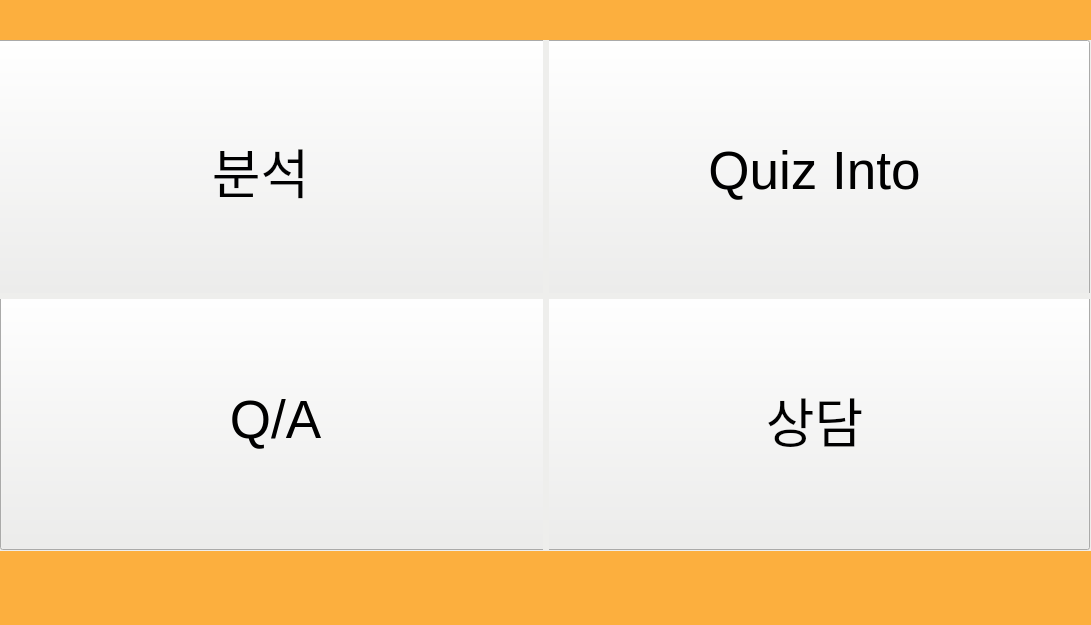
The window that professor.ui (YangwonChoi/eduwill) describes before a commit, drawn with Qt 5.
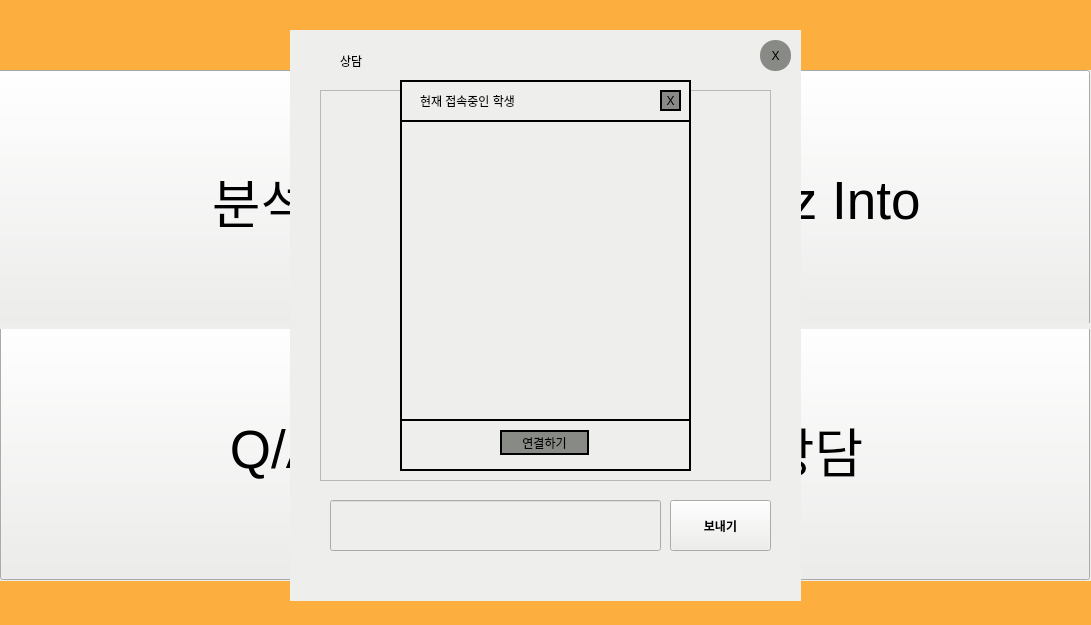
The same window after the commit.

Diff of the .ui file:
```diff
--- a/professor.ui
+++ b/professor.ui
@@ -498,7 +498,7 @@
     <property name="geometry">
      <rect>
       <x>0</x>
-      <y>40</y>
+      <y>70</y>
       <width>1091</width>
       <height>511</height>
      </rect>
@@ -589,7 +589,7 @@
       </item>
       <item row="2" column="2">
        <widget class="QWidget" name="widget_6" native="true">
-        <widget class="QPushButton" name="pushButton_4">
+        <widget class="QPushButton" name="chat_btn">
          <property name="geometry">
           <rect>
            <x>-10</x>
@@ -634,6 +634,397 @@
      </layout>
     </widget>
    </widget>
+   <widget class="QWidget" name="chat_widget" native="true">
+    <property name="geometry">
+     <rect>
+      <x>290</x>
+      <y>30</y>
+      <width>511</width>
+      <height>571</height>
+     </rect>
+    </property>
+    <property name="styleSheet">
+     <string notr="true">background-color: rgb(238, 238, 236);</string>
+    </property>
+    <widget class="QTextBrowser" name="textBrowser">
+     <property name="geometry">
+      <rect>
+       <x>30</x>
+       <y>60</y>
+       <width>451</width>
+       <height>391</height>
+      </rect>
+     </property>
+    </widget>
+    <widget class="QPushButton" name="send_btn">
+     <property name="geometry">
+      <rect>
+       <x>380</x>
+       <y>470</y>
+       <width>101</width>
+       <height>51</height>
+      </rect>
+     </property>
+     <property name="font">
+      <font>
+       <family>Sans</family>
+       <weight>75</weight>
+       <italic>false</italic>
+       <bold>true</bold>
+      </font>
+     </property>
+     <property name="text">
+      <string>보내기</string>
+     </property>
+    </widget>
+    <widget class="QLabel" name="label_9">
+     <property name="geometry">
+      <rect>
+       <x>50</x>
+       <y>10</y>
+       <width>151</width>
+       <height>41</height>
+      </rect>
+     </property>
+     <property name="text">
+      <string>상담</string>
+     </property>
+    </widget>
+    <widget class="QLineEdit" name="text_input">
+     <property name="geometry">
+      <rect>
+       <x>40</x>
+       <y>470</y>
+       <width>331</width>
+       <height>51</height>
+      </rect>
+     </property>
+     <property name="text">
+      <string/>
+     </property>
+    </widget>
+    <widget class="QPushButton" name="login_btn_2">
+     <property name="geometry">
+      <rect>
+       <x>470</x>
+       <y>10</y>
+       <width>31</width>
+       <height>31</height>
+      </rect>
+     </property>
+     <property name="palette">
+      <palette>
+       <active>
+        <colorrole role="Button">
+         <brush brushstyle="SolidPattern">
+          <color alpha="255">
+           <red>136</red>
+           <green>138</green>
+           <blue>133</blue>
+          </color>
+         </brush>
+        </colorrole>
+        <colorrole role="Base">
+         <brush brushstyle="SolidPattern">
+          <color alpha="255">
+           <red>136</red>
+           <green>138</green>
+           <blue>133</blue>
+          </color>
+         </brush>
+        </colorrole>
+        <colorrole role="Window">
+         <brush brushstyle="SolidPattern">
+          <color alpha="255">
+           <red>136</red>
+           <green>138</green>
+           <blue>133</blue>
+          </color>
+         </brush>
+        </colorrole>
+       </active>
+       <inactive>
+        <colorrole role="Button">
+         <brush brushstyle="SolidPattern">
+          <color alpha="255">
+           <red>136</red>
+           <green>138</green>
+           <blue>133</blue>
+          </color>
+         </brush>
+        </colorrole>
+        <colorrole role="Base">
+         <brush brushstyle="SolidPattern">
+          <color alpha="255">
+           <red>136</red>
+           <green>138</green>
+           <blue>133</blue>
+          </color>
+         </brush>
+        </colorrole>
+        <colorrole role="Window">
+         <brush brushstyle="SolidPattern">
+          <color alpha="255">
+           <red>136</red>
+           <green>138</green>
+           <blue>133</blue>
+          </color>
+         </brush>
+        </colorrole>
+       </inactive>
+       <disabled>
+        <colorrole role="Button">
+         <brush brushstyle="SolidPattern">
+          <color alpha="255">
+           <red>136</red>
+           <green>138</green>
+           <blue>133</blue>
+          </color>
+         </brush>
+        </colorrole>
+        <colorrole role="Base">
+         <brush brushstyle="SolidPattern">
+          <color alpha="255">
+           <red>136</red>
+           <green>138</green>
+           <blue>133</blue>
+          </color>
+         </brush>
+        </colorrole>
+        <colorrole role="Window">
+         <brush brushstyle="SolidPattern">
+          <color alpha="255">
+           <red>136</red>
+           <green>138</green>
+           <blue>133</blue>
+          </color>
+         </brush>
+        </colorrole>
+       </disabled>
+      </palette>
+     </property>
+     <property name="styleSheet">
+      <string notr="true">QPushButton{
+background-color: rgb(136, 138, 133);
+border-style: solid;
+border-radius: 15px
+}
+QPushButton:hover{
+background-color: rgb(180, 255, 255);
+border-style: solid;
+border-radius: 15px}
+
+QPushButton:pressed{
+background-color: rgb(100, 255, 255);
+border-style: solid;
+border-radius: 15px}
+</string>
+     </property>
+     <property name="text">
+      <string>X</string>
+     </property>
+    </widget>
+   </widget>
+   <widget class="QWidget" name="widget_2" native="true">
+    <property name="geometry">
+     <rect>
+      <x>400</x>
+      <y>80</y>
+      <width>291</width>
+      <height>391</height>
+     </rect>
+    </property>
+    <property name="styleSheet">
+     <string notr="true">background-color: rgb(238, 238, 236);
+border-style: solid;
+border-width: 2px;
+border-color: balck;</string>
+    </property>
+    <widget class="QLabel" name="label_10">
+     <property name="geometry">
+      <rect>
+       <x>20</x>
+       <y>10</y>
+       <width>151</width>
+       <height>21</height>
+      </rect>
+     </property>
+     <property name="styleSheet">
+      <string notr="true">border-style: solid;
+border-width: 0px;
+border-color: balck;</string>
+     </property>
+     <property name="text">
+      <string>현재 접속중인 학생</string>
+     </property>
+    </widget>
+    <widget class="QPushButton" name="exit_st">
+     <property name="geometry">
+      <rect>
+       <x>260</x>
+       <y>10</y>
+       <width>21</width>
+       <height>21</height>
+      </rect>
+     </property>
+     <property name="palette">
+      <palette>
+       <active>
+        <colorrole role="Button">
+         <brush brushstyle="SolidPattern">
+          <color alpha="255">
+           <red>136</red>
+           <green>138</green>
+           <blue>133</blue>
+          </color>
+         </brush>
+        </colorrole>
+        <colorrole role="Base">
+         <brush brushstyle="SolidPattern">
+          <color alpha="255">
+           <red>136</red>
+           <green>138</green>
+           <blue>133</blue>
+          </color>
+         </brush>
+        </colorrole>
+        <colorrole role="Window">
+         <brush brushstyle="SolidPattern">
+          <color alpha="255">
+           <red>136</red>
+           <green>138</green>
+           <blue>133</blue>
+          </color>
+         </brush>
+        </colorrole>
+       </active>
+       <inactive>
+        <colorrole role="Button">
+         <brush brushstyle="SolidPattern">
+          <color alpha="255">
+           <red>136</red>
+           <green>138</green>
+           <blue>133</blue>
+          </color>
+         </brush>
+        </colorrole>
+        <colorrole role="Base">
+         <brush brushstyle="SolidPattern">
+          <color alpha="255">
+           <red>136</red>
+           <green>138</green>
+           <blue>133</blue>
+          </color>
+         </brush>
+        </colorrole>
+        <colorrole role="Window">
+         <brush brushstyle="SolidPattern">
+          <color alpha="255">
+           <red>136</red>
+           <green>138</green>
+           <blue>133</blue>
+          </color>
+         </brush>
+        </colorrole>
+       </inactive>
+       <disabled>
+        <colorrole role="Button">
+         <brush brushstyle="SolidPattern">
+          <color alpha="255">
+           <red>136</red>
+           <green>138</green>
+           <blue>133</blue>
+          </color>
+         </brush>
+        </colorrole>
+        <colorrole role="Base">
+         <brush brushstyle="SolidPattern">
+          <color alpha="255">
+           <red>136</red>
+           <green>138</green>
+           <blue>133</blue>
+          </color>
+         </brush>
+        </colorrole>
+        <colorrole role="Window">
+         <brush brushstyle="SolidPattern">
+          <color alpha="255">
+           <red>136</red>
+           <green>138</green>
+           <blue>133</blue>
+          </color>
+         </brush>
+        </colorrole>
+       </disabled>
+      </palette>
+     </property>
+     <property name="styleSheet">
+      <string notr="true">QPushButton{
+background-color: rgb(136, 138, 133);
+border-style: solid;
+border-radius: 15px
+}
+QPushButton:hover{
+background-color: rgb(180, 255, 255);
+border-style: solid;
+border-radius: 15px}
+
+QPushButton:pressed{
+background-color: rgb(100, 255, 255);
+border-style: solid;
+border-radius: 15px}
+</string>
+     </property>
+     <property name="text">
+      <string>X</string>
+     </property>
+    </widget>
+    <widget class="QWidget" name="verticalLayoutWidget">
+     <property name="geometry">
+      <rect>
+       <x>0</x>
+       <y>40</y>
+       <width>291</width>
+       <height>301</height>
+      </rect>
+     </property>
+     <layout class="QVBoxLayout" name="verticalLayout">
+      <item>
+       <widget class="QListWidget" name="listWidget"/>
+      </item>
+     </layout>
+    </widget>
+    <widget class="QPushButton" name="pushButton_4">
+     <property name="geometry">
+      <rect>
+       <x>100</x>
+       <y>350</y>
+       <width>89</width>
+       <height>25</height>
+      </rect>
+     </property>
+     <property name="styleSheet">
+      <string notr="true">QPushButton{
+background-color: rgb(136, 138, 133);
+border-style: solid;
+border-radius: 15px
+}
+QPushButton:hover{
+background-color: rgb(180, 255, 255);
+border-style: solid;
+border-radius: 15px}
+
+QPushButton:pressed{
+background-color: rgb(100, 255, 255);
+border-style: solid;
+border-radius: 15px}
+</string>
+     </property>
+     <property name="text">
+      <string>연결하기</string>
+     </property>
+    </widget>
+   </widget>
   </widget>
   <widget class="QMenuBar" name="menubar">
    <property name="geometry">
```
Left out of the diff: 19 changed lines with no effect on the pictures.
